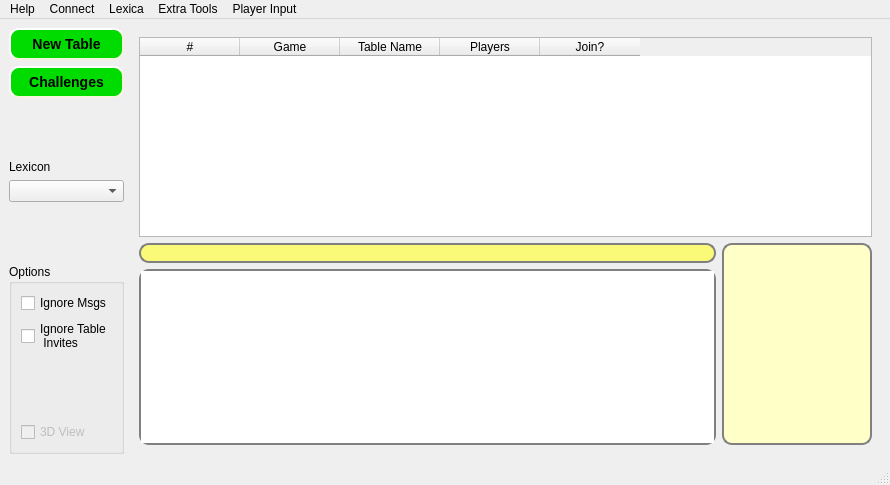
The window that aerolith/trunk/src/aerolithclient/mainwindow.ui (domino14/aerolithdesktop) describes before a commit, drawn with Qt 5.
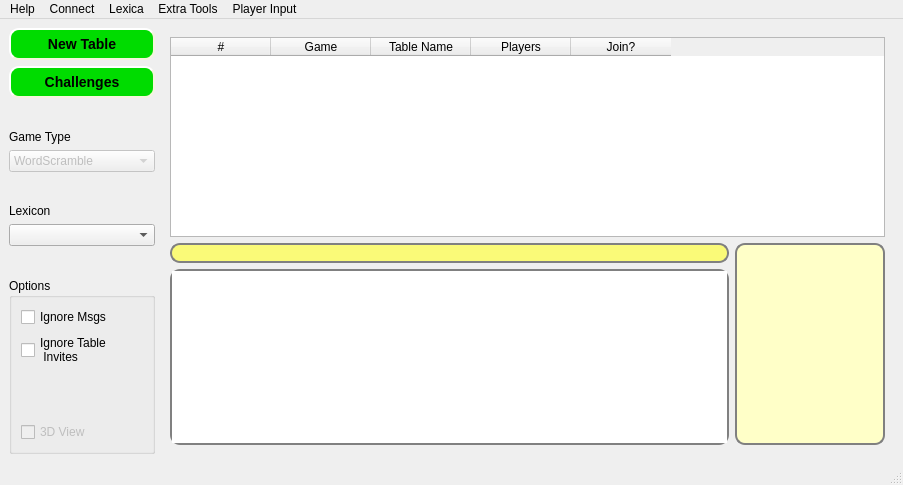
The same window after the commit. Custom widgets are drawn as their Qt base class.

The edit to the form file:
```diff
--- a/aerolith/trunk/src/aerolithclient/mainwindow.ui
+++ b/aerolith/trunk/src/aerolithclient/mainwindow.ui
@@ -51,7 +51,7 @@
       </property>
      </widget>
     </item>
-    <item row="0" column="1" rowspan="7">
+    <item row="0" column="1" rowspan="10">
      <widget class="QStackedWidget" name="stackedWidget">
       <property name="currentIndex">
        <number>0</number>
@@ -253,21 +253,21 @@
       </property>
      </spacer>
     </item>
-    <item row="3" column="0">
+    <item row="6" column="0">
      <widget class="QLabel" name="label_5">
       <property name="text">
        <string>Lexicon</string>
       </property>
      </widget>
     </item>
-    <item row="4" column="0">
+    <item row="7" column="0">
      <widget class="QComboBox" name="comboBoxLexicon">
       <property name="focusPolicy">
        <enum>Qt::NoFocus</enum>
       </property>
      </widget>
     </item>
-    <item row="5" column="0">
+    <item row="8" column="0">
      <spacer name="verticalSpacer">
       <property name="orientation">
        <enum>Qt::Vertical</enum>
@@ -280,7 +280,7 @@
       </property>
      </spacer>
     </item>
-    <item row="6" column="0">
+    <item row="9" column="0">
      <widget class="QGroupBox" name="groupBox">
       <property name="title">
        <string>Options</string>
@@ -327,6 +327,58 @@
       </layout>
      </widget>
     </item>
+    <item row="3" column="0">
+     <widget class="QLabel" name="label">
+      <property name="text">
+       <string>Game Type</string>
+      </property>
+     </widget>
+    </item>
+    <item row="4" column="0">
+     <widget class="QComboBox" name="comboBoxGameType">
+      <property name="enabled">
+       <bool>false</bool>
+      </property>
+      <item>
+       <property name="text">
+        <string>WordScramble</string>
+       </property>
+      </item>
+      <item>
+       <property name="text">
+        <string>Taxes Hold Me</string>
+       </property>
+      </item>
+      <item>
+       <property name="text">
+        <string>Edley's Bonuses</string>
+       </property>
+      </item>
+      <item>
+       <property name="text">
+        <string>Anagrams</string>
+       </property>
+      </item>
+      <item>
+       <property name="text">
+        <string>Edley's WordScreens</string>
+       </property>
+      </item>
+     </widget>
+    </item>
+    <item row="5" column="0">
+     <spacer name="verticalSpacer_3">
+      <property name="orientation">
+       <enum>Qt::Vertical</enum>
+      </property>
+      <property name="sizeHint" stdset="0">
+       <size>
+        <width>20</width>
+        <height>40</height>
+       </size>
+      </property>
+     </spacer>
+    </item>
    </layout>
   </widget>
   <widget class="QMenuBar" name="menubar">
```
